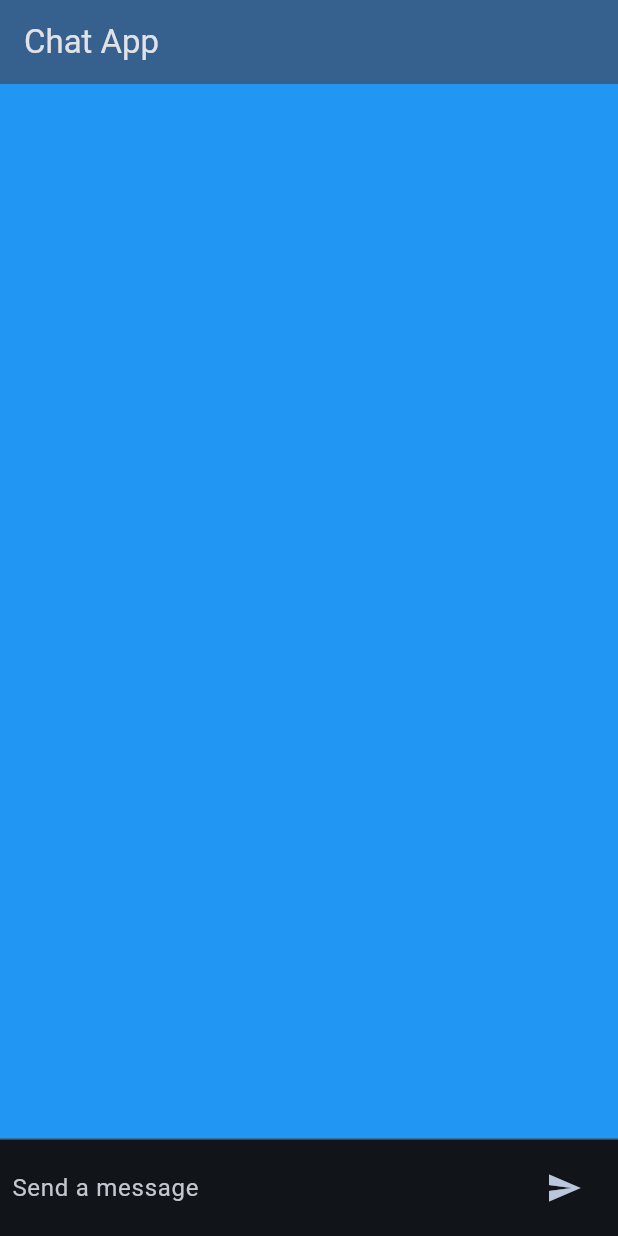
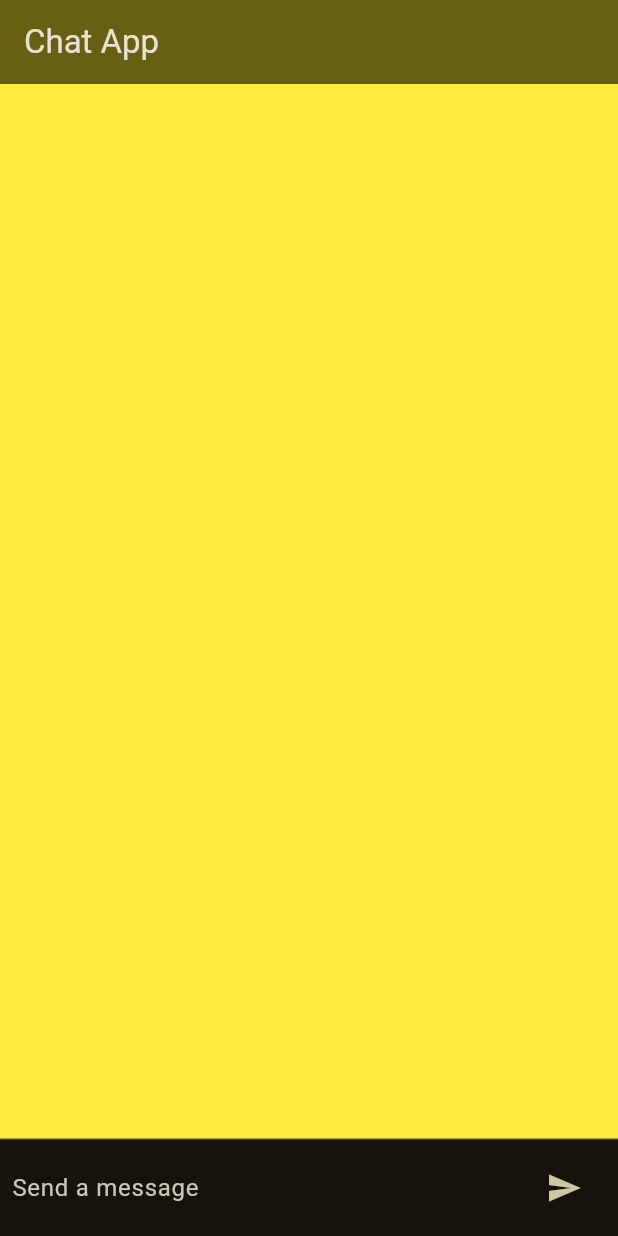
Before and after one commit to could-ai/019873e0-0dcd-7a84-99a9-7d7268f1927f, a Flutter app: the screen it shows after launch, on a phone screen of 412 x 824 dp. Run offline on Flutter 3.47's test engine with Material 3 defaults, Android fonts, the phone set to English and light mode, and no system bars.

Commit message:
将应用的背景颜色和主题种子颜色从蓝色更改为黄色。在 `lib/main.dart` 文件中，我将 `ThemeData` 的 `scaffoldBackgroundColor` 属性和 `ColorScheme` 的 `seedColor` 属性都从 `Colors.blue` 修改为 `Colors.yellow`，以实现统一的黄色主题，同时保持深色模式以确保UI元素的可见性和对比度。

```diff
--- a/usr/lib/main.dart
+++ b/usr/lib/main.dart
@@ -15,9 +15,9 @@ class MyApp extends StatelessWidget {
       debugShowCheckedModeBanner: false,
       theme: ThemeData(
         brightness: Brightness.dark,
-        scaffoldBackgroundColor: Colors.blue,
+        scaffoldBackgroundColor: Colors.yellow,
         colorScheme: ColorScheme.fromSeed(
-          seedColor: Colors.blue,
+          seedColor: Colors.yellow,
           brightness: Brightness.dark
         ),
         useMaterial3: true,
```
